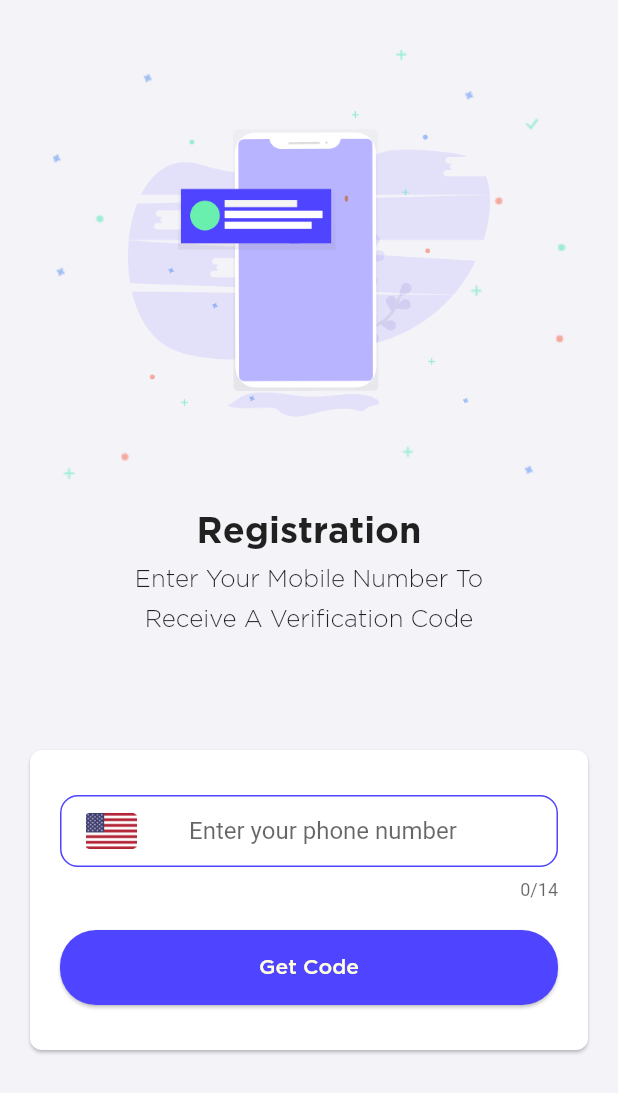
After one commit to david-legend/onboarding-app, a Flutter app: the RegistrationScreen screen opened by its route, on a phone screen of 412 x 824 dp. The commit adds this screen. Shown: the top 1093 px of the screen. Run offline on Flutter 3.47's test engine with Material 2 defaults, Android fonts, the phone set to English and light mode, and no system bars; our stand-ins replace auto_route, dots_indicator, flutter_svg.

Commit message:
added registration screen

```diff
--- a/lib/routes/router.dart
+++ b/lib/routes/router.dart
@@ -1,4 +1,5 @@
 import 'package:auto_route/auto_route_annotations.dart';
+import 'package:onboardingapp/screens/registration_screen.dart';
 import 'package:onboardingapp/screens/welcome_screen.dart';
 
 @MaterialAutoRouter()
@@ -6,8 +7,5 @@ class $Router {
   @initial
   WelcomeScreen welcomeScreen;
 
-
-
-
-
+  RegistrationScreen registerScreen;
 }
--- /dev/null
+++ b/lib/screens/registration_screen.dart
@@ -0,0 +1,208 @@
+import 'package:flutter/material.dart';
+import 'package:flutter/services.dart';
+import 'package:onboardingapp/routes/router.gr.dart';
+import 'package:onboardingapp/values/values.dart';
+import 'package:onboardingapp/widgets/custom_button.dart';
+import 'package:onboardingapp/widgets/custom_text_form_field.dart';
+import 'package:onboardingapp/widgets/spaces.dart';
+import 'package:flutter_svg/flutter_svg.dart';
+
+class RegistrationScreen extends StatefulWidget {
+  @override
+  _RegistrationScreenState createState() => _RegistrationScreenState();
+}
+
+class _RegistrationScreenState extends State<RegistrationScreen> {
+  bool hasSuffixIcon = false;
+
+  @override
+  Widget build(BuildContext context) {
+    double marginFromSafeArea = 24;
+    var heightOfScreen =
+        MediaQuery.of(context).size.height - marginFromSafeArea;
+    return Scaffold(
+      body: SafeArea(
+        child: Container(
+          child: ListView(
+            children: <Widget>[
+              Container(
+                height: heightOfScreen * 0.6,
+                child: _buildRegistration(),
+              ),
+              Container(
+                height: heightOfScreen * 0.3,
+                child: _buildCodeCard(),
+              ),
+              SizedBox(height: heightOfScreen * 0.1),
+            ],
+          ),
+        ),
+      ),
+    );
+  }
+
+  Widget _buildRegistration() {
+    var widthOfScreen = MediaQuery.of(context).size.width;
+    var heightOfScreen = MediaQuery.of(context).size.height - 24;
+    var textTheme = Theme.of(context).textTheme;
+
+    return Container(
+      margin: const EdgeInsets.only(top: Sizes.MARGIN_16),
+      child: Stack(
+        children: <Widget>[
+          Image.asset(
+            ImagePath.TWINKLE,
+            width: widthOfScreen,
+            height: heightOfScreen * 0.4,
+          ),
+          Container(
+            height: heightOfScreen * 0.6,
+            child: Column(
+              children: <Widget>[
+                Image.asset(
+                  ImagePath.REGISTER,
+                  width: widthOfScreen,
+                  height: heightOfScreen * 0.4,
+                ),
+                SpaceH8(),
+                ListBody(
+                  mainAxis: Axis.vertical,
+                  children: <Widget>[
+                    Text(
+                      StringConst.REGISTRATION,
+                      textAlign: TextAlign.center,
+                      style: textTheme.headline,
+                    ),
+                    SpaceH12(),
+                    Text(
+                      StringConst.ENTER_MOBILE,
+                      textAlign: TextAlign.center,
+                    ),
+                    SpaceH12(),
+                    Text(
+                      StringConst.RECEIVE_VERIFICATION,
+                      textAlign: TextAlign.center,
+                    ),
+                  ],
+                ),
+              ],
+            ),
+          ),
+        ],
+      ),
+    );
+  }
+
+  Widget _buildCodeCard() {
+    final _UsNumberTextInputFormatter _phoneNumberFormatter =
+    _UsNumberTextInputFormatter();
+    var textTheme = Theme.of(context).textTheme;
+
+    return Container(
+      margin: const EdgeInsets.symmetric(
+        horizontal: Sizes.MARGIN_16,
+        vertical: Sizes.MARGIN_16,
+      ),
+      child: Card(
+        shape: RoundedRectangleBorder(
+          borderRadius: BorderRadius.circular(Sizes.RADIUS_8),
+        ),
+        child: Container(
+          margin: const EdgeInsets.symmetric(
+            horizontal: Sizes.MARGIN_20,
+            vertical: Sizes.MARGIN_20,
+          ),
+          child: Column(
+            mainAxisAlignment: MainAxisAlignment.spaceAround,
+            children: <Widget>[
+              CustomTextFormField(
+                borderWidth: Sizes.WIDTH_1,
+                borderStyle: BorderStyle.solid,
+                hasPrefixIcon: true,
+                hasSuffixIcon: hasSuffixIcon,
+                textInputType: TextInputType.phone,
+                hintText: StringConst.PHONE_NUMBER_HINT_TEXT,
+                filled: true,
+                validator: _validatePhoneNumber,
+                inputFormatters: <TextInputFormatter>[
+                  WhitelistingTextInputFormatter.digitsOnly,
+                  // Fit the validating format.
+                  _phoneNumberFormatter,
+                ],
+                prefixIcon: Image.asset(ImagePath.UNITED_STATES_FLAG),
+                suffixIcon: Image.asset(ImagePath.CORRECT),
+                onChanged: onChanged,
+              ),
+              CustomButton(
+                title: StringConst.GET_CODE,
+                onPressed: () =>
+                    Router.navigator.pushNamed(Routes.registerScreen),
+                textStyle: textTheme.button,
+              ),
+            ],
+          ),
+        ),
+      ),
+    );
+  }
+
+  void onChanged(String value) {
+    if (value.length == 14) {
+      setState(() {
+        hasSuffixIcon = true;
+      });
+    } else {
+      setState(() {
+        hasSuffixIcon = false;
+      });
+    }
+  }
+
+  String _validatePhoneNumber(String value) {
+    final phoneExp = RegExp(r'^\(\d\d\d\) \d\d\d\-\d\d\d\d$');
+    if (!phoneExp.hasMatch(value)) {
+      return StringConst.VALID_PHONE_NUMBER;
+    }
+    return null;
+  }
+
+}
+
+
+/// Format incoming numeric text to fit the format of (###) ###-#### ##
+class _UsNumberTextInputFormatter extends TextInputFormatter {
+  @override
+  TextEditingValue formatEditUpdate(
+      TextEditingValue oldValue,
+      TextEditingValue newValue,
+      ) {
+    final newTextLength = newValue.text.length;
+    final newText = StringBuffer();
+    var selectionIndex = newValue.selection.end;
+    var usedSubstringIndex = 0;
+    if (newTextLength >= 1) {
+      newText.write('(');
+      if (newValue.selection.end >= 1) selectionIndex++;
+    }
+    if (newTextLength >= 4) {
+      newText.write(newValue.text.substring(0, usedSubstringIndex = 3) + ') ');
+      if (newValue.selection.end >= 3) selectionIndex += 2;
+    }
+    if (newTextLength >= 7) {
+      newText.write(newValue.text.substring(3, usedSubstringIndex = 6) + '-');
+      if (newValue.selection.end >= 6) selectionIndex++;
+    }
+    if (newTextLength >= 11) {
+      newText.write(newValue.text.substring(6, usedSubstringIndex = 10) + ' ');
+      if (newValue.selection.end >= 10) selectionIndex++;
+    }
+    // Dump the rest.
+    if (newTextLength >= usedSubstringIndex) {
+      newText.write(newValue.text.substring(usedSubstringIndex));
+    }
+    return TextEditingValue(
+      text: newText.toString(),
+      selection: TextSelection.collapsed(offset: selectionIndex),
+    );
+  }
+}
--- a/lib/screens/welcome_screen.dart
+++ b/lib/screens/welcome_screen.dart
@@ -1,4 +1,5 @@
 import 'package:flutter/material.dart';
+import 'package:onboardingapp/routes/router.gr.dart';
 import 'package:onboardingapp/values/values.dart';
 import 'package:onboardingapp/widgets/custom_button.dart';
 import 'package:onboardingapp/widgets/spaces.dart';
@@ -16,7 +17,7 @@ class _WelcomeScreenState extends State<WelcomeScreen> {
   @override
   void initState() {
     super.initState();
-    currentIndexPage = 2;
+    currentIndexPage = 0;
     pageLength = 3;
   }
 
@@ -35,9 +36,9 @@ class _WelcomeScreenState extends State<WelcomeScreen> {
                 height: heightOfScreen * 0.6,
                 child: PageView(
                   children: <Widget>[
-                    _buildWalkThrough(imageUrl: ImagePath.astronaut),
-                    _buildWalkThrough(imageUrl: ImagePath.astronaut),
-                    _buildWalkThrough(imageUrl: ImagePath.astronaut),
+                    _buildWalkThrough(imageUrl: ImagePath.ASTRONAUT),
+                    _buildWalkThrough(imageUrl: ImagePath.ASTRONAUT),
+                    _buildWalkThrough(imageUrl: ImagePath.ASTRONAUT),
                   ],
                   onPageChanged: (value) {
                     setState(() => currentIndexPage = value.toDouble());
@@ -76,12 +77,12 @@ class _WelcomeScreenState extends State<WelcomeScreen> {
       child: Stack(
         children: <Widget>[
           Image.asset(
-            ImagePath.twinkle,
+            ImagePath.TWINKLE,
             width: widthOfScreen,
             height: heightOfScreen * 0.4,
           ),
           Container(
-            height: heightOfScreen * 0.7,
+            height: heightOfScreen * 0.6,
             child: Column(
               children: <Widget>[
                 Image.asset(
@@ -131,7 +132,7 @@ class _WelcomeScreenState extends State<WelcomeScreen> {
         children: <Widget>[
           CustomButton(
             title: StringConst.CREATE_ACCOUNT,
-            onPressed: () {},
+            onPressed: () => Router.navigator.pushNamed(Routes.registerScreen),
             textStyle: textTheme.button,
           ),
           SpaceH30(),
@@ -140,7 +141,7 @@ class _WelcomeScreenState extends State<WelcomeScreen> {
             textStyle: textTheme.button.copyWith(color: AppColors.violetShade1),
             color: AppColors.white,
             borderSide: Borders.primaryBorder,
-            onPressed: () {},
+            onPressed: () => Router.navigator.pushNamed(Routes.registerScreen),
           ),
         ],
       ),
--- a/lib/values/images.dart
+++ b/lib/values/images.dart
@@ -4,6 +4,13 @@ class ImagePath {
   //images route
   static const String imageDir = "assets/images";
 
-  static const String astronaut = "$imageDir/astronaut.png";
-  static const String twinkle = "$imageDir/twinkle.png";
+  //Images
+  static const String ASTRONAUT = "$imageDir/astronaut.png";
+  static const String TWINKLE = "$imageDir/twinkle.png";
+  static const String REGISTER = "$imageDir/register.png";
+  static const String UNITED_STATES_FLAG = "$imageDir/united_states_flag.png";
+  static const String CORRECT = "$imageDir/correct.png";
+
+  //SVGs
+  static const String USA_FLAG = "$imageDir/usa_flag.svg";
 }
--- a/lib/values/strings.dart
+++ b/lib/values/strings.dart
@@ -9,8 +9,16 @@ class StringConst {
   static const String FREE_SHIPPING = "Credit Free Shipping";
   static const String INSTANTLY = "Instantly";
 
+  static const String REGISTRATION = "Registration";
+  static const String ENTER_MOBILE = "Enter Your Mobile Number To";
+  static const String RECEIVE_VERIFICATION = "Receive A Verification Code";
+
   static const String CREATE_ACCOUNT = "Create Account";
   static const String LOGIN = "Login";
+  static const String GET_CODE = "Get Code";
+
+  static const String VALID_PHONE_NUMBER = "Enter a valid phone number";
+  static const String PHONE_NUMBER_HINT_TEXT = "Enter your phone number";
 
 
   //Font Family
--- /dev/null
+++ b/lib/widgets/custom_text_form_field.dart
@@ -0,0 +1,112 @@
+import 'package:flutter/material.dart';
+import 'package:flutter/services.dart';
+import 'package:onboardingapp/values/values.dart';
+
+class CustomTextFormField extends StatelessWidget {
+  final TextStyle textFormFieldStyle;
+  final TextStyle hintTextStyle;
+  final BorderStyle borderStyle;
+  final double borderRadius;
+  final double borderWidth;
+  final double contentPaddingHorizontal;
+  final double contentPaddingVertical;
+  final Widget prefixIcon;
+  final Widget suffixIcon;
+  final String hintText;
+  final String prefixText;
+  final Color borderColor;
+  final Color focusedBorderColor;
+  final Color enabledBorderColor;
+  final Color fillColor;
+  final bool filled;
+  final bool obscured;
+  final bool hasPrefixIcon;
+  final bool hasSuffixIcon;
+  final TextInputType textInputType;
+  ValueChanged<String> onChanged;
+  final int maxLength;
+  final bool maxLengthEnforced;
+  FormFieldValidator<String> validator;
+  List<TextInputFormatter> inputFormatters;
+
+  CustomTextFormField({
+    this.prefixIcon,
+    this.suffixIcon,
+    this.textFormFieldStyle,
+    this.hintTextStyle,
+    this.borderStyle = BorderStyle.none,
+    this.borderRadius = Sizes.RADIUS_12,
+    this.borderWidth = Sizes.WIDTH_0,
+    this.contentPaddingHorizontal = Sizes.PADDING_0,
+    this.contentPaddingVertical = Sizes.PADDING_12,
+    this.hintText,
+    this.borderColor = AppColors.violetShade1,
+    this.focusedBorderColor = AppColors.violetShade1,
+    this.enabledBorderColor = AppColors.violetShade1,
+    this.fillColor = AppColors.white,
+    this.filled = true,
+    this.hasPrefixIcon = false,
+    this.hasSuffixIcon = false,
+    this.obscured = false,
+    this.textInputType,
+    this.onChanged,
+    this.prefixText = "+1",
+    this.maxLength = 14,
+    this.maxLengthEnforced = false,
+    this.validator,
+    this.inputFormatters,
+  });
+
+  @override
+  Widget build(BuildContext context) {
+    return Container(
+      child: TextFormField(
+        style: textFormFieldStyle,
+        keyboardType: textInputType,
+        onChanged: onChanged,
+        maxLength: maxLength,
+        maxLengthEnforced: maxLengthEnforced,
+        validator: validator,
+        inputFormatters: inputFormatters,
+        decoration: InputDecoration(
+          border: OutlineInputBorder(
+            borderRadius: BorderRadius.circular(borderRadius),
+            borderSide: BorderSide(
+              color: borderColor,
+              width: borderWidth,
+              style: borderStyle,
+            ),
+          ),
+          prefixText: prefixText,
+          enabledBorder: OutlineInputBorder(
+            borderRadius: BorderRadius.circular(borderRadius),
+            borderSide: BorderSide(
+              color: enabledBorderColor,
+              width: borderWidth,
+              style: borderStyle,
+            ),
+          ),
+          focusedBorder: OutlineInputBorder(
+            borderRadius: BorderRadius.circular(borderRadius),
+            borderSide: BorderSide(
+              color: focusedBorderColor,
+              width: borderWidth,
+              style: borderStyle,
+            ),
+          ),
+          prefixIcon: hasPrefixIcon ? prefixIcon : null,
+          suffixIcon: hasSuffixIcon ? suffixIcon : null,
+          contentPadding: EdgeInsets.symmetric(
+            horizontal: contentPaddingHorizontal,
+            vertical: contentPaddingVertical,
+          ),
+          hintText: hintText,
+          hintStyle: hintTextStyle,
+          filled: filled,
+          fillColor: fillColor,
+        ),
+        obscureText: obscured,
+      ),
+    );
+  }
+}
--- a/pubspec.yaml
+++ b/pubspec.yaml
@@ -34,6 +34,7 @@ dev_dependencies:
   build_runner:
   auto_route_generator: ^0.4.4
   dots_indicator: ^1.0.0
+  flutter_svg: ^0.17.4
 
 
 # For information on the generic Dart part of this file, see the
```
Also changed, not shown: assets/images/2.0x/correct.png (added), assets/images/2.0x/register.png (added), assets/images/2.0x/united_states_flag.png (added), assets/images/2.0x/usa_flag.svg (added), assets/images/3.0x/correct.png (added), assets/images/3.0x/register.png (added), assets/images/3.0x/united_states_flag.png (added), assets/images/3.0x/usa_flag.svg (added), assets/images/correct.png (added), assets/images/register.png (added), assets/images/united_states_flag.png (added), assets/images/usa_flag.svg (added), lib/routes/router.gr.dart, pubspec.lock.
